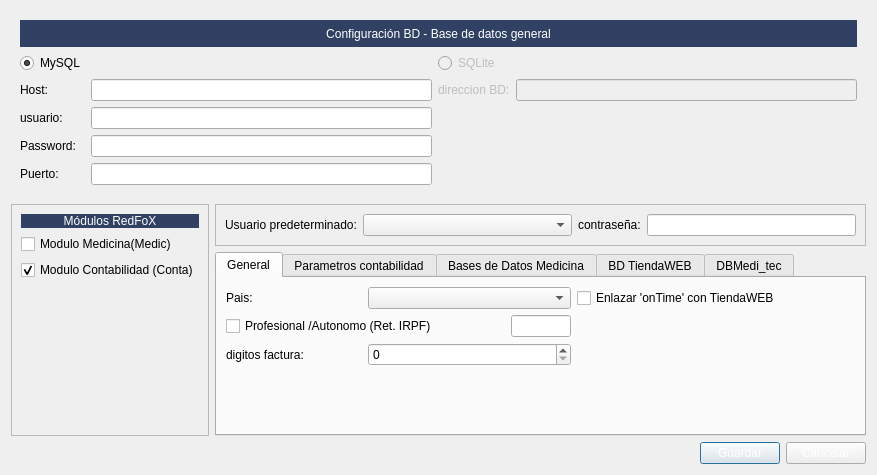
Qt form Zona_Administrador/frmconfigmaya.ui (arcnexus/RedFoX) before a commit.
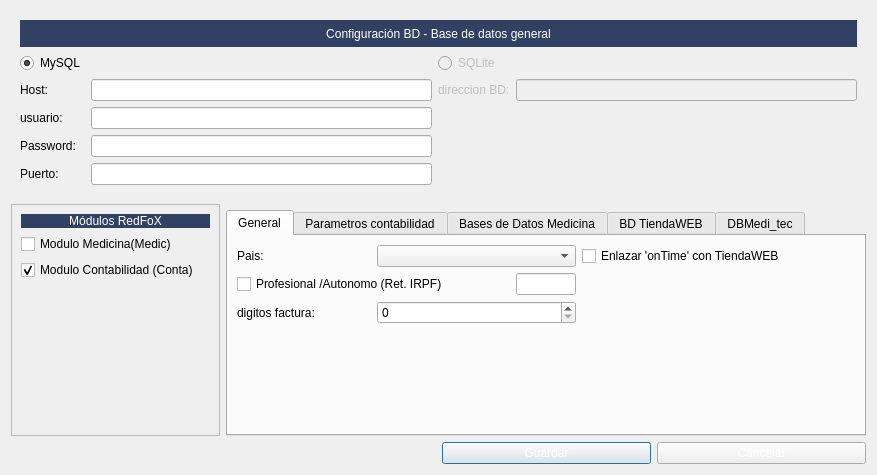
The same form after that commit. Icons and pictures are not drawn.

Commit message: borrado usuari predeterminado @frmconfigmaya

What changed in the file:
```diff
--- a/Zona_Administrador/frmconfigmaya.ui
+++ b/Zona_Administrador/frmconfigmaya.ui
@@ -18,77 +18,6 @@
     <normaloff>:/Icons/PNG/NeuX.png</normaloff>:/Icons/PNG/NeuX.png</iconset>
   </property>
   <layout class="QGridLayout" name="gridLayout_2">
-   <item row="1" column="1" colspan="3">
-    <widget class="QFrame" name="frame_2">
-     <property name="frameShape">
-      <enum>QFrame::StyledPanel</enum>
-     </property>
-     <property name="frameShadow">
-      <enum>QFrame::Raised</enum>
-     </property>
-     <layout class="QGridLayout" name="gridLayout_7">
-      <item row="0" column="0">
-       <widget class="QLabel" name="label_6">
-        <property name="sizePolicy">
-         <sizepolicy hsizetype="Maximum" vsizetype="Preferred">
-          <horstretch>0</horstretch>
-          <verstretch>0</verstretch>
-         </sizepolicy>
-        </property>
-        <property name="text">
-         <string>Usuario predeterminado:</string>
-        </property>
-       </widget>
-      </item>
-      <item row="0" column="1">
-       <widget class="QComboBox" name="cboUsuarioActivo">
-        <property name="sizePolicy">
-         <sizepolicy hsizetype="Minimum" vsizetype="Fixed">
-          <horstretch>0</horstretch>
-          <verstretch>0</verstretch>
-         </sizepolicy>
-        </property>
-       </widget>
-      </item>
-      <item row="0" column="2">
-       <widget class="QLabel" name="label_7">
-        <property name="sizePolicy">
-         <sizepolicy hsizetype="Maximum" vsizetype="Preferred">
-          <horstretch>0</horstretch>
-          <verstretch>0</verstretch>
-         </sizepolicy>
-        </property>
-        <property name="text">
-         <string>contraseña:</string>
-        </property>
-       </widget>
-      </item>
-      <item row="0" column="3">
-       <widget class="QLineEdit" name="txtContrasenaActiva">
-        <property name="sizePolicy">
-         <sizepolicy hsizetype="Minimum" vsizetype="Fixed">
-          <horstretch>0</horstretch>
-          <verstretch>0</verstretch>
-         </sizepolicy>
-        </property>
-       </widget>
-      </item>
-     </layout>
-    </widget>
-   </item>
-   <item row="3" column="1">
-    <spacer name="horizontalSpacer">
-     <property name="orientation">
-      <enum>Qt::Horizontal</enum>
-     </property>
-     <property name="sizeHint" stdset="0">
-      <size>
-       <width>395</width>
-       <height>20</height>
-      </size>
-     </property>
-    </spacer>
-   </item>
    <item row="3" column="2">
     <widget class="QPushButton" name="pushButton">
      <property name="styleSheet">
@@ -874,6 +803,19 @@
      </layout>
     </widget>
    </item>
+   <item row="3" column="0" colspan="2">
+    <spacer name="horizontalSpacer">
+     <property name="orientation">
+      <enum>Qt::Horizontal</enum>
+     </property>
+     <property name="sizeHint" stdset="0">
+      <size>
+       <width>395</width>
+       <height>20</height>
+      </size>
+     </property>
+    </spacer>
+   </item>
   </layout>
  </widget>
  <tabstops>
```
Left out of the diff: 2 changed lines with no effect on the pictures. The commit also changes 1 other file.
